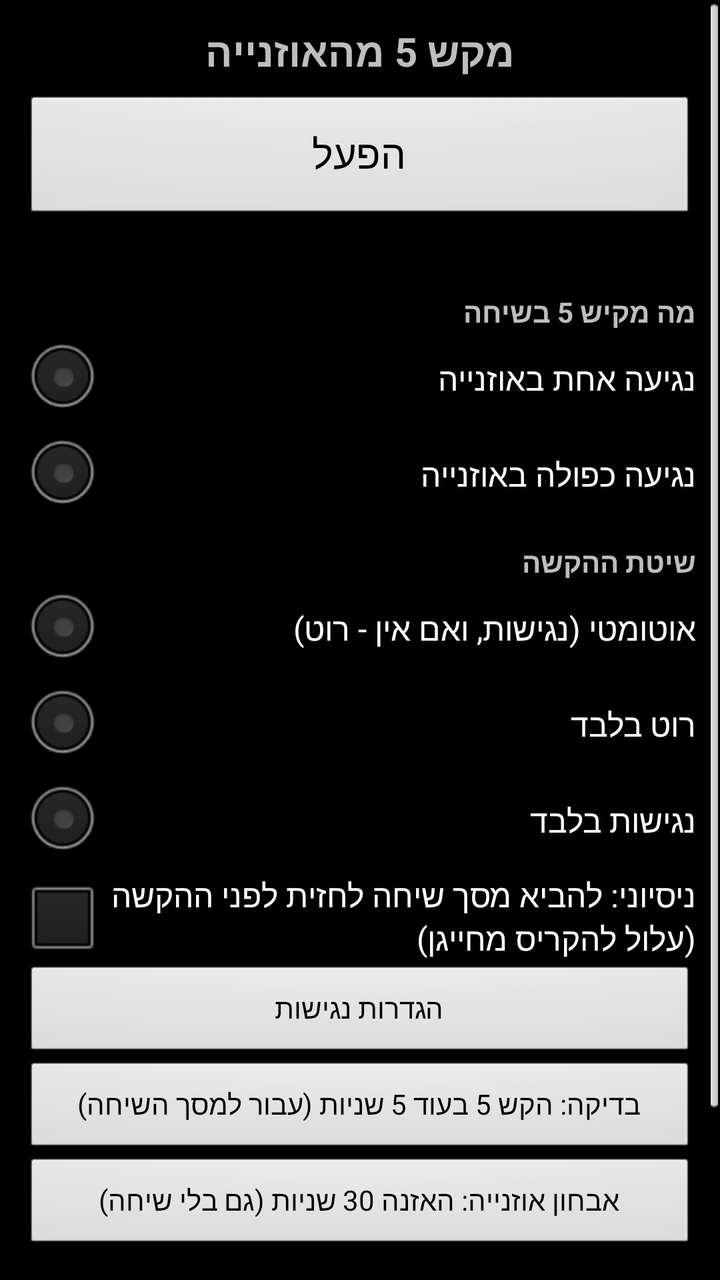
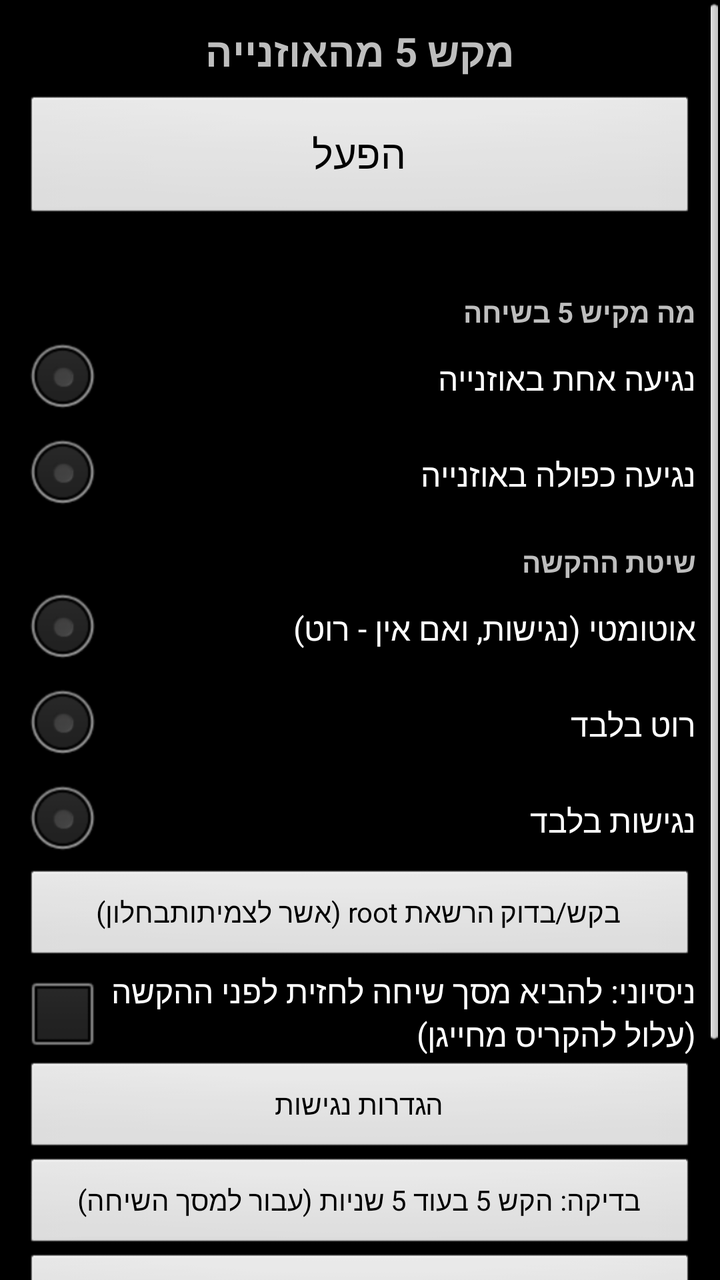

Two renders of the same Android screen: before a commit and after it. Below are the layout's source before the change and the commit's diff.
<!-- AndroidManifest.xml: application theme AppTheme -->
<!-- res/layout/activity_main.xml -->
<?xml version="1.0" encoding="utf-8"?>
<ScrollView xmlns:android="http://schemas.android.com/apk/res/android"
    android:layout_width="match_parent"
    android:layout_height="match_parent"
    android:fillViewport="true">

    <LinearLayout
        android:layout_width="match_parent"
        android:layout_height="wrap_content"
        android:orientation="vertical"
        android:padding="12dp">

        <TextView
            android:layout_width="match_parent"
            android:layout_height="wrap_content"
            android:gravity="center"
            android:text="@string/app_name"
            android:textSize="20sp"
            android:textStyle="bold" />

        
        <Button
            android:id="@+id/btnToggle"
            android:layout_width="match_parent"
            android:layout_height="64dp"
            android:layout_marginTop="8dp"
            android:focusable="true"
            android:nextFocusDown="@+id/rbTapsOne"
            android:text="@string/btn_start"
            android:textSize="20sp">
            <requestFocus />
        </Button>

        <TextView
            android:id="@+id/tvStatus"
            android:layout_width="match_parent"
            android:layout_height="wrap_content"
            android:layout_marginTop="6dp"
            android:textSize="14sp" />

        <TextView
            android:layout_width="match_parent"
            android:layout_height="wrap_content"
            android:layout_marginTop="10dp"
            android:text="@string/taps_title"
            android:textStyle="bold" />

        <RadioGroup
            android:id="@+id/rgTaps"
            android:layout_width="match_parent"
            android:layout_height="wrap_content">

            <RadioButton
                android:id="@+id/rbTapsOne"
                android:layout_width="match_parent"
                android:layout_height="wrap_content"
                android:nextFocusUp="@id/btnToggle"
                android:text="@string/taps_one" />

            <RadioButton
                android:id="@+id/rbTapsTwo"
                android:layout_width="match_parent"
                android:layout_height="wrap_content"
                android:text="@string/taps_two" />
        </RadioGroup>

        <TextView
            android:layout_width="match_parent"
            android:layout_height="wrap_content"
            android:layout_marginTop="10dp"
            android:text="@string/method_title"
            android:textStyle="bold" />

        <RadioGroup
            android:id="@+id/rgMethod"
            android:layout_width="match_parent"
            android:layout_height="wrap_content">

            <RadioButton
                android:id="@+id/rbAuto"
                android:layout_width="match_parent"
                android:layout_height="wrap_content"
                android:text="@string/method_auto" />

            <RadioButton
                android:id="@+id/rbRoot"
                android:layout_width="match_parent"
                android:layout_height="wrap_content"
                android:text="@string/method_root" />

            <RadioButton
                android:id="@+id/rbAccessibility"
                android:layout_width="match_parent"
                android:layout_height="wrap_content"
                android:nextFocusDown="@+id/btnAccessibility"
                android:text="@string/method_accessibility" />
        </RadioGroup>

        <CheckBox
            android:id="@+id/cbBringFront"
            android:layout_width="match_parent"
            android:layout_height="wrap_content"
            android:text="@string/bring_front" />

        <Button
            android:id="@+id/btnAccessibility"
            android:layout_width="match_parent"
            android:layout_height="wrap_content"
            android:nextFocusUp="@id/rbAccessibility"
            android:nextFocusDown="@+id/btnTestSend"
            android:text="@string/btn_accessibility" />

        <Button
            android:id="@+id/btnTestSend"
            android:layout_width="match_parent"
            android:layout_height="wrap_content"
            android:nextFocusUp="@id/btnAccessibility"
            android:nextFocusDown="@+id/btnRefreshLog"
            android:text="@string/btn_test_send" />

        <Button
            android:id="@+id/btnDiagHeadset"
            android:layout_width="match_parent"
            android:layout_height="wrap_content"
            android:text="@string/btn_diag_headset" />

        <TextView
            android:layout_width="match_parent"
            android:layout_height="wrap_content"
            android:layout_marginTop="10dp"
            android:text="@string/log_title"
            android:textStyle="bold" />

        <LinearLayout
            android:layout_width="match_parent"
            android:layout_height="wrap_content"
            android:orientation="horizontal">

            <Button
                android:id="@+id/btnRefreshLog"
                android:layout_width="0dp"
                android:layout_height="wrap_content"
                android:layout_weight="1"
                android:nextFocusUp="@id/btnTestSend"
                android:nextFocusRight="@+id/btnClearLog"
                android:text="@string/btn_refresh_log" />

            <Button
                android:id="@+id/btnClearLog"
                android:layout_width="0dp"
                android:layout_height="wrap_content"
                android:layout_weight="1"
                android:nextFocusUp="@id/btnTestSend"
                android:nextFocusLeft="@id/btnRefreshLog"
                android:text="@string/btn_clear_log" />
        </LinearLayout>

        <TextView
            android:id="@+id/tvLog"
            android:layout_width="match_parent"
            android:layout_height="wrap_content"
            android:layout_marginTop="6dp"
            android:textSize="12sp" />
    </LinearLayout>
</ScrollView>
<!-- resources referenced by this layout -->
<resources>
  <string name="app_name">מקש 5 מהאוזנייה</string>
  <string name="bring_front">ניסיוני: להביא מסך שיחה לחזית לפני ההקשה (עלול להקריס מחייגן)</string>
  <string name="btn_accessibility">הגדרות נגישות</string>
  <string name="btn_clear_log">נקה יומן</string>
  <string name="btn_diag_headset">אבחון אוזנייה: האזנה 30 שניות (גם בלי שיחה)</string>
  <string name="btn_refresh_log">רענן יומן</string>
  <string name="btn_start">הפעל</string>
  <string name="btn_test_send">בדיקה: הקש 5 בעוד 5 שניות (עבור למסך השיחה)</string>
  <string name="log_title">יומן אבחון</string>
  <string name="method_accessibility">נגישות בלבד</string>
  <string name="method_auto">אוטומטי (נגישות, ואם אין - רוט)</string>
  <string name="method_root">רוט בלבד</string>
  <string name="method_title">שיטת ההקשה</string>
  <string name="taps_one">נגיעה אחת באוזנייה</string>
  <string name="taps_title">מה מקיש 5 בשיחה</string>
  <string name="taps_two">נגיעה כפולה באוזנייה</string>
  <style name="AppTheme" parent="android:Theme">
          <item name="android:windowNoTitle">true</item>
      </style>
</resources>

<!-- the commit's change to res/layout/activity_main.xml (unified diff, before → after) -->
@@ -96,6 +96,12 @@
                 android:text="@string/method_accessibility" />
         </RadioGroup>
 
+        <Button
+            android:id="@+id/btnRequestRoot"
+            android:layout_width="match_parent"
+            android:layout_height="wrap_content"
+            android:text="@string/btn_request_root" />
+
         <CheckBox
             android:id="@+id/cbBringFront"
             android:layout_width="match_parent"
<!-- resource entries referenced after the edit -->
@@ -6,6 +6,7 @@
   <string name="btn_clear_log">נקה יומן</string>
   <string name="btn_diag_headset">אבחון אוזנייה: האזנה 30 שניות (גם בלי שיחה)</string>
   <string name="btn_refresh_log">רענן יומן</string>
+  <string name="btn_request_root">בקש/בדוק הרשאת root (אשר "לצמיתות" בחלון)</string>
   <string name="btn_start">הפעל</string>
   <string name="btn_test_send">בדיקה: הקש 5 בעוד 5 שניות (עבור למסך השיחה)</string>
   <string name="log_title">יומן אבחון</string>
